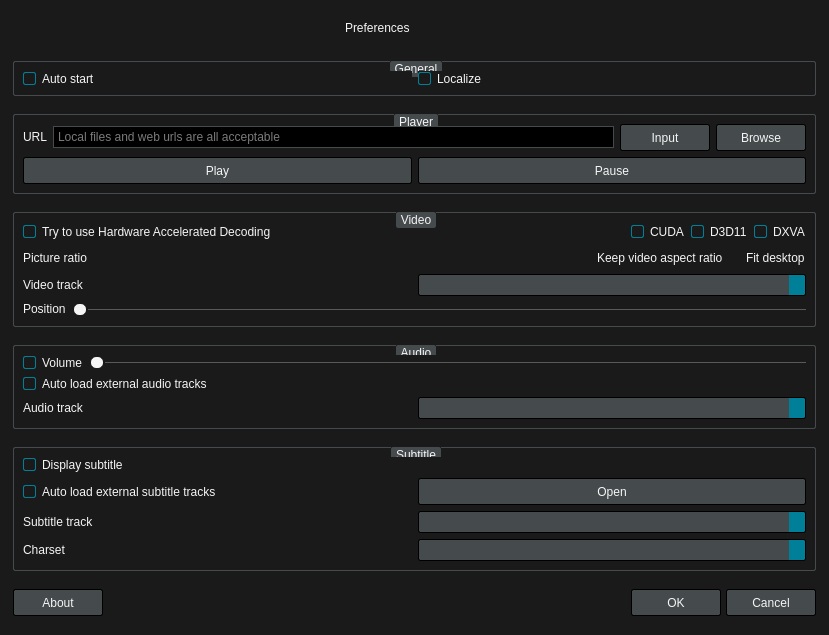
Before: the Qt Designer form src/forms/preferencesdialog.ui in wangwenx190/dynamic-desktop, drawn with Qt 5.
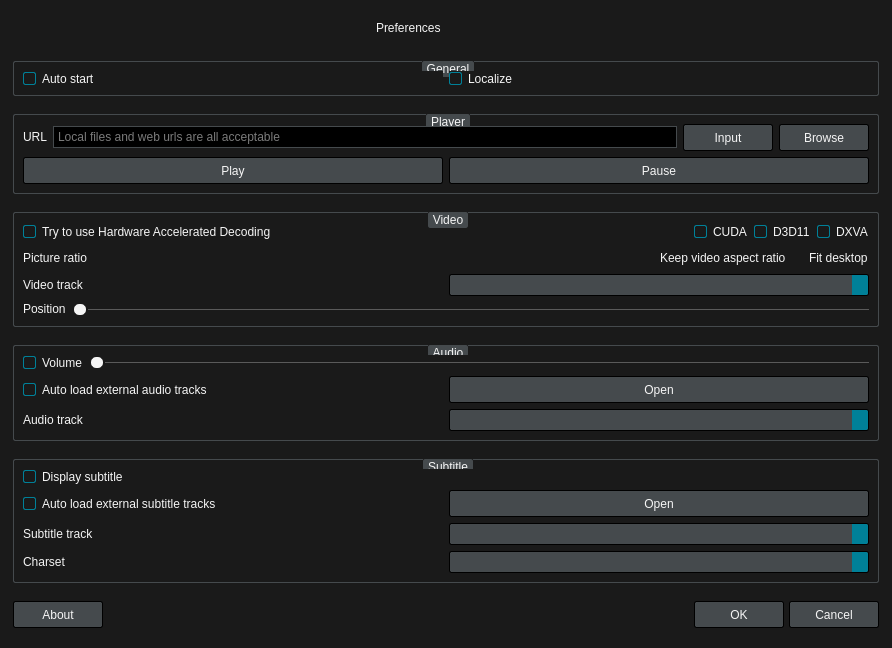
After: the same form once the commit is applied. Icons and pictures are not drawn. Custom widgets are drawn as their Qt base class.

Patch:
```diff
--- a/src/forms/preferencesdialog.ui
+++ b/src/forms/preferencesdialog.ui
@@ -6,8 +6,8 @@
    <rect>
     <x>0</x>
     <y>0</y>
-    <width>829</width>
-    <height>635</height>
+    <width>892</width>
+    <height>648</height>
    </rect>
   </property>
   <property name="sizePolicy">
@@ -678,11 +678,22 @@
        </layout>
       </item>
       <item>
+       <layout class="QHBoxLayout" name="horizontalLayout_15">
+        <item>
        <widget class="QCheckBox" name="checkBox_audio_autoLoadExternal">
         <property name="text">
          <string>Auto load external audio tracks</string>
         </property>
        </widget>
+        </item>
+        <item>
+         <widget class="QPushButton" name="pushButton_audio_open">
+          <property name="text">
+           <string>Open</string>
+          </property>
+         </widget>
+        </item>
+       </layout>
       </item>
       <item>
        <layout class="QHBoxLayout" name="horizontalLayout_9">
```
Lines whose indentation alone changed are shown as unchanged.
